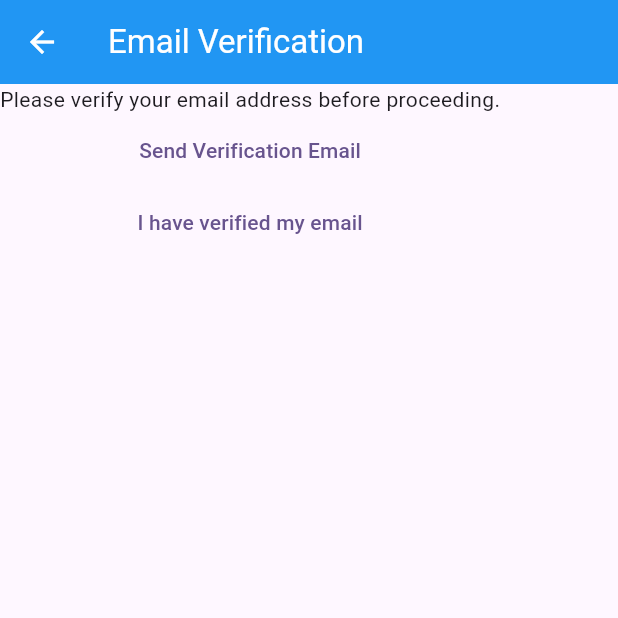
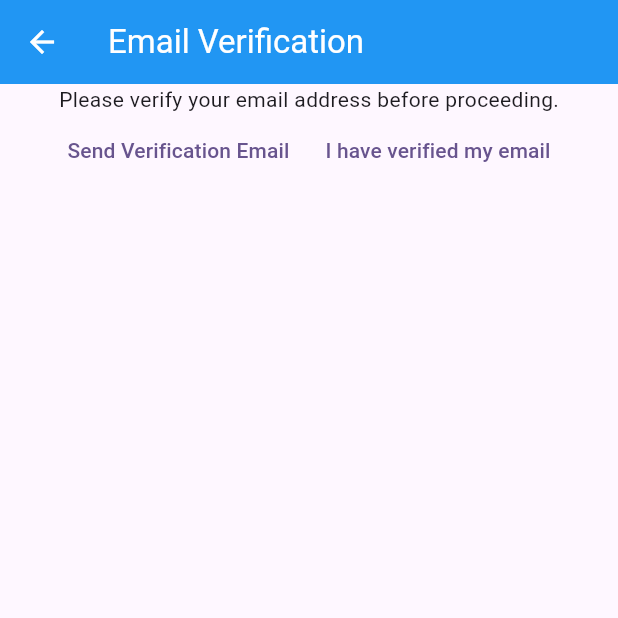
Before and after one commit to Vincent-VietTran/mynotes-flutter-2025, a Flutter app: the VerifyEmailView screen opened by its route, after a tap on "Send Verification Email", on a phone screen of 412 x 824 dp, the top half of it. Run offline on Flutter 3.47's test engine with Material 3 defaults, Android fonts, the phone set to English and light mode, and no system bars; our stand-ins replace delightful_toast, firebase_auth, firebase_core; accounts and stored records are empty; network calls fail.

Commit message:
refactor: Re-align buttons in verify email view

```diff
--- a/lib/views/verify_email_view.dart
+++ b/lib/views/verify_email_view.dart
@@ -20,6 +20,9 @@ class _VerifyEmailViewState extends State<VerifyEmailView> {
       body: Column(
         children: [
           const Text("Please verify your email address before proceeding."),
+          Row(
+            mainAxisAlignment: MainAxisAlignment.center,
+            children: [
               TextButton(
                 onPressed: () async {
                   // Get the current user
@@ -27,15 +30,21 @@ class _VerifyEmailViewState extends State<VerifyEmailView> {
 
                   // If the user is not null, send a verification email
                   await user?.sendEmailVerification();
+
+                  // Show a snackbar to inform the user that the verification email has been sent
+                  ScaffoldMessenger.of(context).showSnackBar(
+                    const SnackBar(content: Text('Verification email sent!'))
+                  );
                 },
                 child: const Text("Send Verification Email"),
               ),
+
               TextButton(
             onPressed: () async {
               await FirebaseAuth.instance.currentUser?.reload();
               final user = FirebaseAuth.instance.currentUser;
               if (user != null && user.emailVerified) {
-                Navigator.of(context).pushReplacementNamed('/notes/');
+                Navigator.of(context).pushNamedAndRemoveUntil('/notes/', (route)=> false);
               } else {
                 ScaffoldMessenger.of(context).showSnackBar(
                   const SnackBar(content: Text('Email not verified yet!'))
@@ -46,6 +55,8 @@ class _VerifyEmailViewState extends State<VerifyEmailView> {
           ),
             ],
           ),
+        ],
+      ),
     );
   }
 }
```
Lines whose indentation alone changed are shown as unchanged.
